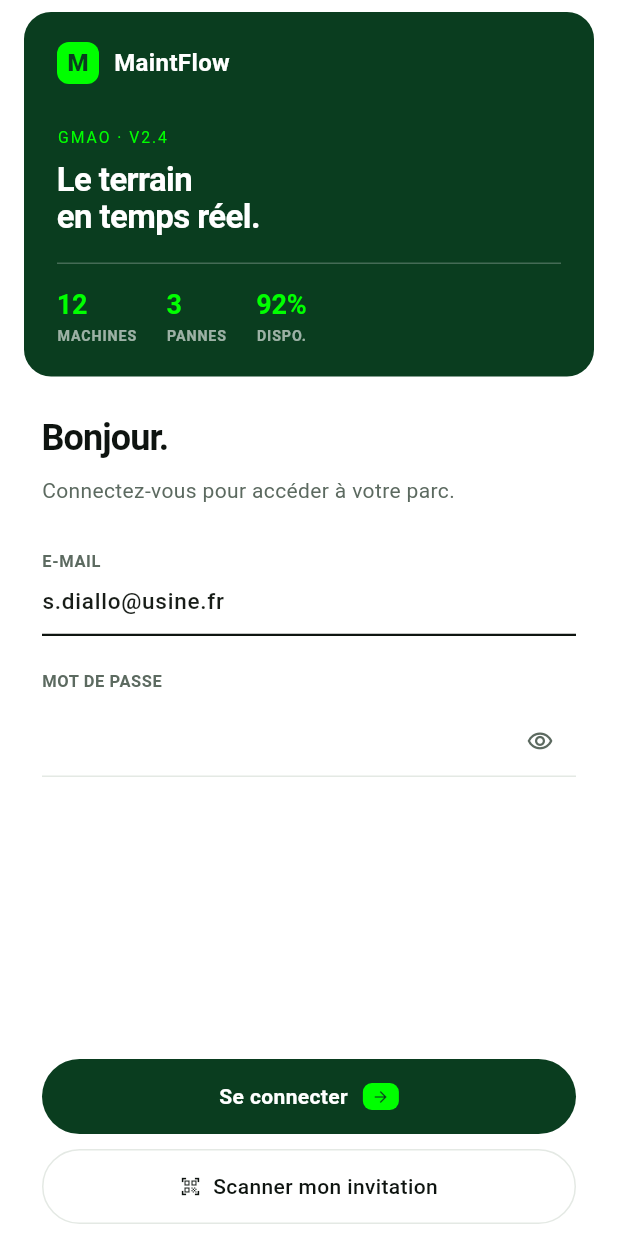
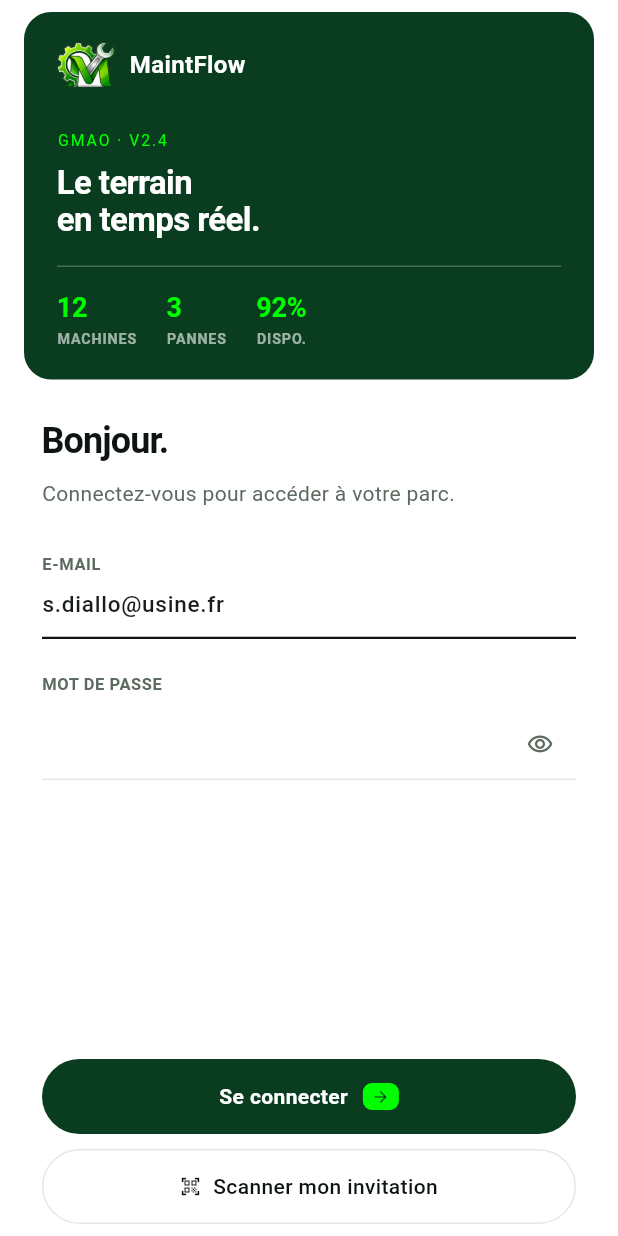
Before and after one commit to HOUEGBELO99/maintflow, a Flutter app: the screen it shows after launch, on a phone screen of 412 x 824 dp. Run offline on Flutter 3.47's test engine with Material 3 defaults, Android fonts, the phone set to English and light mode, and no system bars; our stand-ins replace connectivity_plus, dio, drift, flutter_riverpod, flutter_secure_storage, freezed_annotation and 5 more; missing offline and left inert: mobile_scanner; accounts and stored records are empty; generated files the repository leaves out were written again; network calls fail.

Commit message:
feat(web,mobile): brand logo in sidebar, login & favicon
Replace the text 'M' placeholder mark with the real MaintFlow logo
(white background removed from the source JPEG). Web: sidebar + login
(both spots) + auto favicon (app/icon.png). Mobile: login hero, asset
declared in pubspec.

Co-Authored-By: Claude Opus 4.8 (1M context) <noreply@anthropic.com>

```diff
--- a/apps/mobile/lib/features/auth/login_screen.dart
+++ b/apps/mobile/lib/features/auth/login_screen.dart
@@ -173,22 +173,10 @@ class _Hero extends StatelessWidget {
         children: [
           Row(
             children: [
-              Container(
-                width: 28,
-                height: 28,
-                decoration: BoxDecoration(
-                  color: AppColors.brandBright,
-                  borderRadius: BorderRadius.circular(8),
-                ),
-                alignment: Alignment.center,
-                child: const Text(
-                  'M',
-                  style: TextStyle(
-                    color: AppColors.brandDeep,
-                    fontWeight: FontWeight.w800,
-                    fontSize: 16,
-                  ),
-                ),
+              Image.asset(
+                'assets/logo-mark.png',
+                height: 30,
+                filterQuality: FilterQuality.medium,
               ),
               const SizedBox(width: 10),
               const Text(
--- a/apps/mobile/pubspec.yaml
+++ b/apps/mobile/pubspec.yaml
@@ -62,3 +62,6 @@ dev_dependencies:
 
 flutter:
   uses-material-design: true
+  assets:
+    - assets/logo-mark.png
+    - assets/logo-full.png
```
Also changed, not shown: apps/mobile/assets/logo-full.png (added), apps/mobile/assets/logo-mark.png (added), 5 other files.
